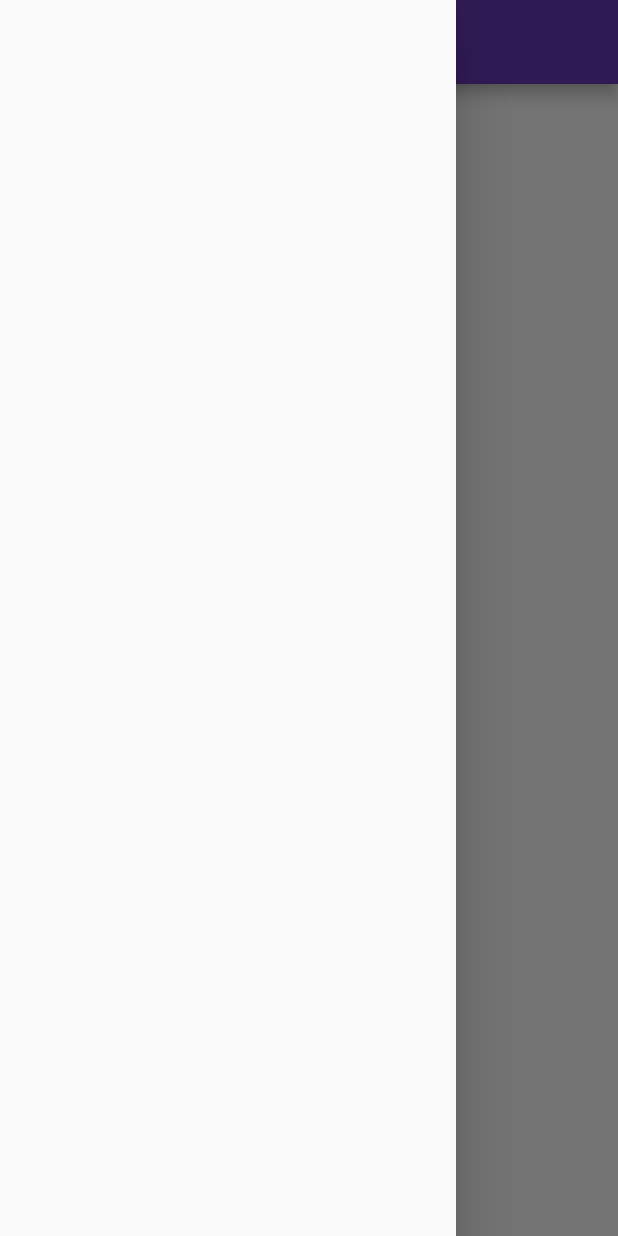
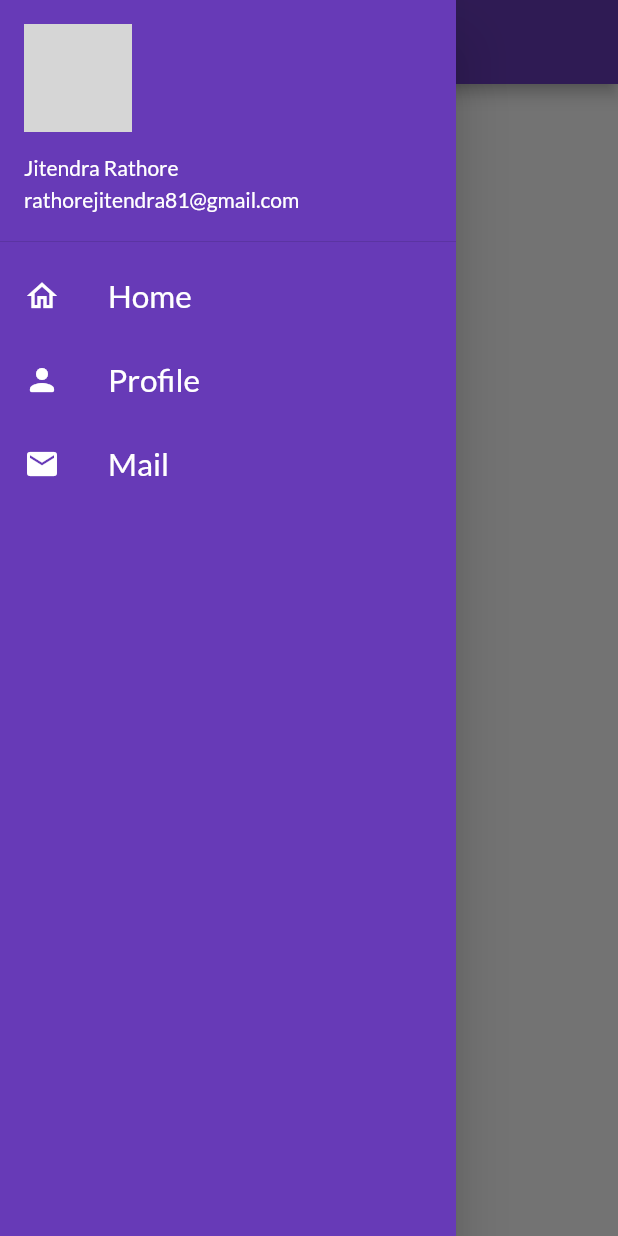
Before and after one commit to jitendraAn/fluttertutorial, a Flutter app: the MyHomePage screen opened by its route, with the side drawer open, on a phone screen of 412 x 824 dp. Run offline on Flutter 3.47's test engine with Material 2 defaults, Android fonts, the phone set to English and light mode, and no system bars; our stand-ins replace google_fonts; network calls fail; grey boxes are pictures that could not be loaded.

Commit message:
add drawer

```diff
--- a/lib/screens/MyHomePage.dart
+++ b/lib/screens/MyHomePage.dart
@@ -1,4 +1,5 @@
 import 'package:flutter/material.dart';
+import 'package:flutter_catlog_app/widgets/MyDrawer.dart';
 
 class MyHomePage extends StatelessWidget {
   const MyHomePage({Key key}) : super(key: key);
@@ -8,7 +9,7 @@ class MyHomePage extends StatelessWidget {
     return Scaffold(
       appBar: AppBar(title: Center(child: Text('Catelog App')),),
       body: Center(child: Text('Jitendra rathore')),
-      drawer: Drawer(),
+      drawer: MyDrawer(),
     );
   }
 }
--- /dev/null
+++ b/lib/widgets/MyDrawer.dart
@@ -0,0 +1,68 @@
+import 'package:flutter/material.dart';
+
+class MyDrawer extends StatelessWidget {
+  const MyDrawer({Key key}) : super(key: key);
+
+  @override
+  Widget build(BuildContext context) {
+    return Drawer(
+      child: Container(
+        color: Colors.deepPurple,
+        child: ListView(
+          children: [
+            DrawerHeader(
+                padding: EdgeInsets.zero,
+                child: UserAccountsDrawerHeader(
+                  margin: EdgeInsets.zero,
+                  accountName: Text('Jitendra Rathore'),
+                  accountEmail: Text('rathorejitendra81@gmail.com'),
+                  currentAccountPicture: CircleAvatar(
+                    backgroundImage: NetworkImage(
+                        'https://thumbs.dreamstime.com/b/environment-earth-day-hands-trees-growing-seedlings-bokeh-green-background-female-hand-holding-tree-nature-field-gra-130247647.jpg'),
+                  ),
+                )),
+            ListTile(
+              leading: Icon(
+                Icons.home_outlined,
+                color: Colors.white,
+              ),
+              title: Text(
+                'Home',
+                style: TextStyle(
+                  color: Colors.white,
+                ),
+                textScaleFactor: 1.5,
+              ),
+            ),
+            ListTile(
+              leading: Icon(
+                Icons.person_rounded,
+                color: Colors.white,
+              ),
+              title: Text(
+                'Profile',
+                style: TextStyle(
+                  color: Colors.white,
+                ),
+                textScaleFactor: 1.5,
+              ),
+            ),
+            ListTile(
+              leading: Icon(
+                Icons.mail,
+                color: Colors.white,
+              ),
+              title: Text(
+                'Mail',
+                style: TextStyle(
+                  color: Colors.white,
+                ),
+                textScaleFactor: 1.5,
+              ),
+            )
+          ],
+        ),
+      ),
+    );
+  }
+}
```
Also changed, not shown: lib/screens/LoginPage.dart (+40 -15 lines).
